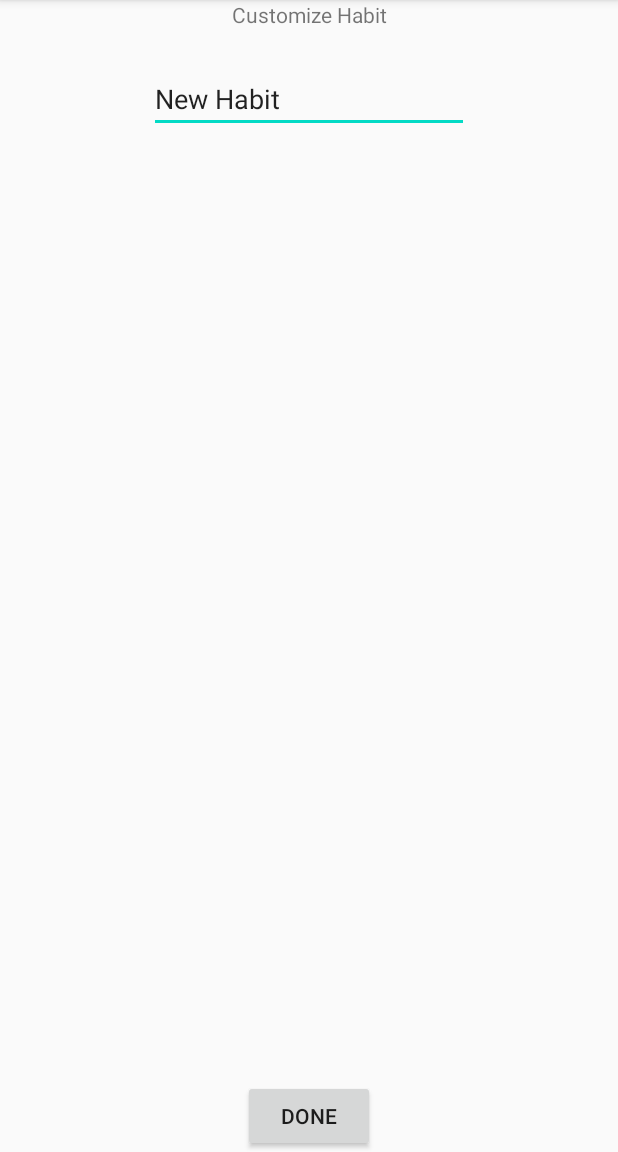
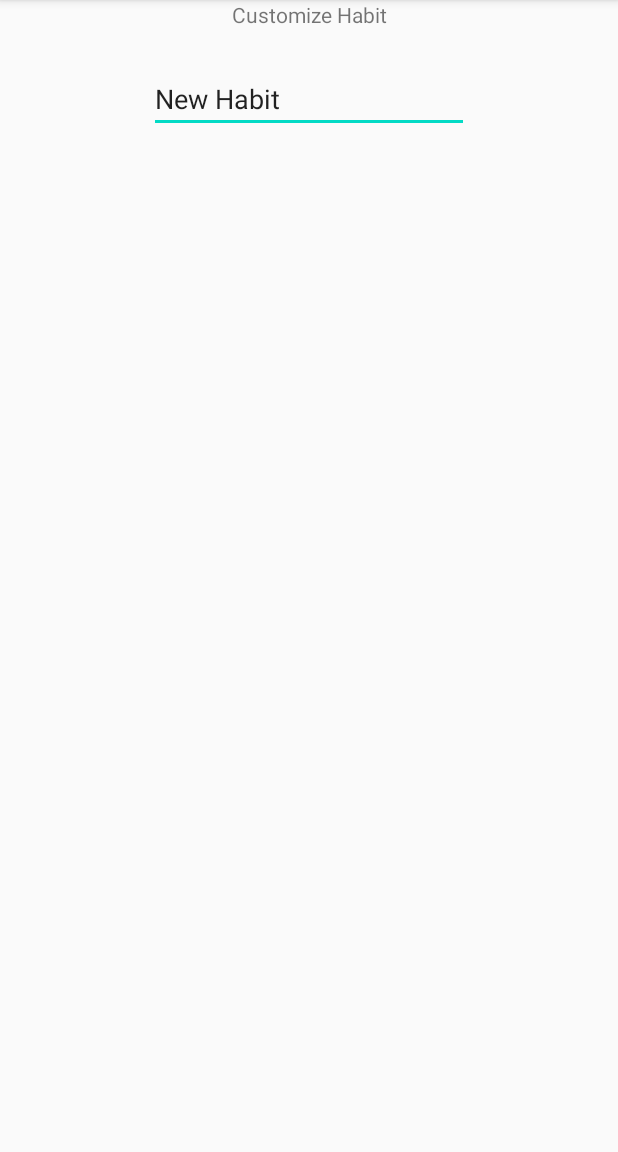
Before and after one commit to javglex/HabbitNow, an Android app: the fragment EditHabitFragment shown on its own in the app's theme, after a tap on "Finish editing", on a phone screen of 412 x 824 dp, the part 84-1236 px from its top. Run offline under Robolectric (Android 15) with nearby library versions, the phone set to English and light mode, and no system bars; our stand-ins replace Room's generated code, data binding; 1 statement that could not run was skipped.

Commit message:
Added hours and minutes to Habit Item. Added hours and minutes to habit item layout. User can pick a time by clicking on the hours/minutes in the habit item layout Time picker updates habit item time in DB

```diff
--- a/app/src/main/java/com/newpath/jeg/habbitnow/database/HabitDatabase.kt
+++ b/app/src/main/java/com/newpath/jeg/habbitnow/database/HabitDatabase.kt
@@ -6,7 +6,7 @@ import androidx.room.Room
 import androidx.room.RoomDatabase
 import com.newpath.jeg.habbitnow.models.MyHabit
 
-@Database(entities = [MyHabit::class], version = 1, exportSchema = false)
+@Database(entities = [MyHabit::class], version = 2, exportSchema = false)
 abstract class HabitDatabase: RoomDatabase() {
 
     abstract val habitDatabaseDao: HabitDatabaseDao
--- a/app/src/main/java/com/newpath/jeg/habbitnow/models/MyHabit.kt
+++ b/app/src/main/java/com/newpath/jeg/habbitnow/models/MyHabit.kt
@@ -6,7 +6,7 @@ import androidx.room.PrimaryKey
 import com.newpath.jeg.habbitnow.constants.AlarmConstants
 
 @Entity(tableName = "habits_table")
-data class MyHabit (
+data class MyHabit(
     @PrimaryKey(autoGenerate = true)
     var id: Long = 0,
     @ColumnInfo(name = "habit_name")
@@ -14,5 +14,10 @@ data class MyHabit (
     @ColumnInfo(name = "days_active")
     var daysActive: Byte = 0b01010101, //last 7 bytes represent a day of the week
     @ColumnInfo(name = "alarm_type")
-    var alarmType: Int = AlarmConstants.AlarmType.DEFAULT
+    var alarmType: Int = AlarmConstants.AlarmType.DEFAULT,
+    @ColumnInfo(name = "alarm_hours")
+    var alarmTimeHours: Int = 0, //hour that alarm is set to, 24 hour format
+    @ColumnInfo(name = "alarm_minutes")
+    var alarmTimeMinutes: Int = 0 //minute that alarm is set to
+
 )
--- a/app/src/main/java/com/newpath/jeg/habbitnow/ui/edithabit/EditHabitFragment.kt
+++ b/app/src/main/java/com/newpath/jeg/habbitnow/ui/edithabit/EditHabitFragment.kt
@@ -70,10 +70,6 @@ class EditHabitFragment : Fragment() {
 
         })
 
-        binding.btnSubmit.setOnClickListener {
-            findNavController().popBackStack()
-            editHabitViewModel.submitHabit()
-        }
 
         setHasOptionsMenu(true)
 
--- a/app/src/main/java/com/newpath/jeg/habbitnow/ui/home/HomeViewModel.kt
+++ b/app/src/main/java/com/newpath/jeg/habbitnow/ui/home/HomeViewModel.kt
@@ -42,6 +42,10 @@ class HomeViewModel(application: Application) : AndroidViewModel(application) {
         repository.insert(habit)
     }
 
+    fun update(habit: MyHabit) = viewModelScope.launch(Dispatchers.IO) {
+        repository.update(habit)
+    }
+
     fun delete(habit: MyHabit) = viewModelScope.launch(Dispatchers.IO) {
         repository.delete(habit)
     }
--- a/app/src/main/res/layout/fragment_edit_habit.xml
+++ b/app/src/main/res/layout/fragment_edit_habit.xml
@@ -40,13 +40,5 @@
             app:layout_constraintStart_toStartOf="parent"
             app:layout_constraintTop_toBottomOf="@+id/tvTitle" />
 
-        <Button
-            android:id="@+id/btn_submit"
-            android:layout_width="wrap_content"
-            android:layout_height="wrap_content"
-            android:text="@string/finished_habit_edit"
-            app:layout_constraintBottom_toBottomOf="parent"
-            app:layout_constraintEnd_toEndOf="parent"
-            app:layout_constraintStart_toStartOf="parent" />
     </androidx.constraintlayout.widget.ConstraintLayout>
 </layout>
```
Also changed, not shown: app/src/main/java/com/newpath/jeg/habbitnow/ui/adapters/HabitsAdapter.kt (+37 -4 lines), app/src/main/java/com/newpath/jeg/habbitnow/ui/viewholders/HabitItemViewHolder.kt (+34 -5 lines), app/src/main/res/layout/item_habit.xml (+22 -0 lines).
